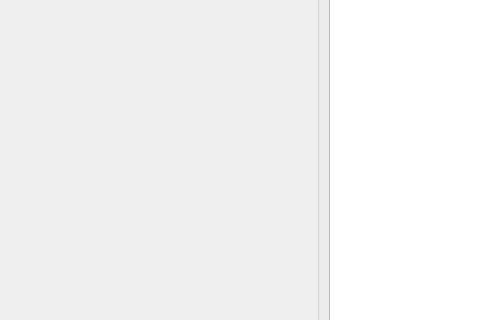
First picture: the form in craneSimulator/gui/windows/mainwindow.ui, repository castn/crane-simulator, before the edit; both pictures show x 0 to 480 and y 568 to 888 of the 1022 by 1018 pixel window.
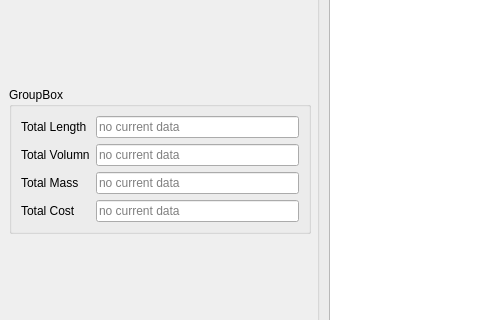
Second picture: the form after the edit. The open tabs and pages were chosen to show the change.

Commit message: add group for total values like cost, mass and length

Diff of the .ui file:
```diff
--- a/craneSimulator/gui/windows/mainwindow.ui
+++ b/craneSimulator/gui/windows/mainwindow.ui
@@ -582,7 +582,7 @@
           </layout>
          </widget>
         </item>
-        <item row="2" column="0">
+        <item row="4" column="0">
          <spacer name="verticalSpacer">
           <property name="orientation">
            <enum>Qt::Vertical</enum>
@@ -599,6 +599,83 @@
          </spacer>
         </item>
         <item row="3" column="0">
+         <widget class="QGroupBox" name="groupBox">
+          <property name="title">
+           <string>GroupBox</string>
+          </property>
+          <layout class="QFormLayout" name="formLayout_5">
+           <item row="0" column="0">
+            <widget class="QLabel" name="total_length_label">
+             <property name="text">
+              <string>Total Length</string>
+             </property>
+            </widget>
+           </item>
+           <item row="0" column="1">
+            <widget class="QLineEdit" name="total_length">
+             <property name="readOnly">
+              <bool>true</bool>
+             </property>
+             <property name="placeholderText">
+              <string>no current data</string>
+             </property>
+            </widget>
+           </item>
+           <item row="1" column="0">
+            <widget class="QLabel" name="total_volumn_label">
+             <property name="text">
+              <string>Total Volumn</string>
+             </property>
+            </widget>
+           </item>
+           <item row="1" column="1">
+            <widget class="QLineEdit" name="total_volumn">
+             <property name="readOnly">
+              <bool>true</bool>
+             </property>
+             <property name="placeholderText">
+              <string>no current data</string>
+             </property>
+            </widget>
+           </item>
+           <item row="2" column="1">
+            <widget class="QLineEdit" name="total_mass">
+             <property name="readOnly">
+              <bool>true</bool>
+             </property>
+             <property name="placeholderText">
+              <string>no current data</string>
+             </property>
+            </widget>
+           </item>
+           <item row="2" column="0">
+            <widget class="QLabel" name="total_mass_volumn">
+             <property name="text">
+              <string>Total Mass</string>
+             </property>
+            </widget>
+           </item>
+           <item row="3" column="0">
+            <widget class="QLabel" name="total_cost_label">
+             <property name="text">
+              <string>Total Cost</string>
+             </property>
+            </widget>
+           </item>
+           <item row="3" column="1">
+            <widget class="QLineEdit" name="total_cost">
+             <property name="readOnly">
+              <bool>true</bool>
+             </property>
+             <property name="placeholderText">
+              <string>no current data</string>
+             </property>
+            </widget>
+           </item>
+          </layout>
+         </widget>
+        </item>
+        <item row="5" column="0">
          <widget class="QGroupBox" name="runBox">
           <property name="title">
            <string>Run</string>
@@ -630,6 +707,19 @@
           </layout>
          </widget>
         </item>
+        <item row="2" column="0">
+         <spacer name="verticalSpacer_3">
+          <property name="orientation">
+           <enum>Qt::Vertical</enum>
+          </property>
+          <property name="sizeHint" stdset="0">
+           <size>
+            <width>20</width>
+            <height>40</height>
+           </size>
+          </property>
+         </spacer>
+        </item>
        </layout>
       </item>
       <item row="0" column="1">
```
Left out of the diff: 5 changed lines with no effect on the pictures. The commit also changes 1 other file.
